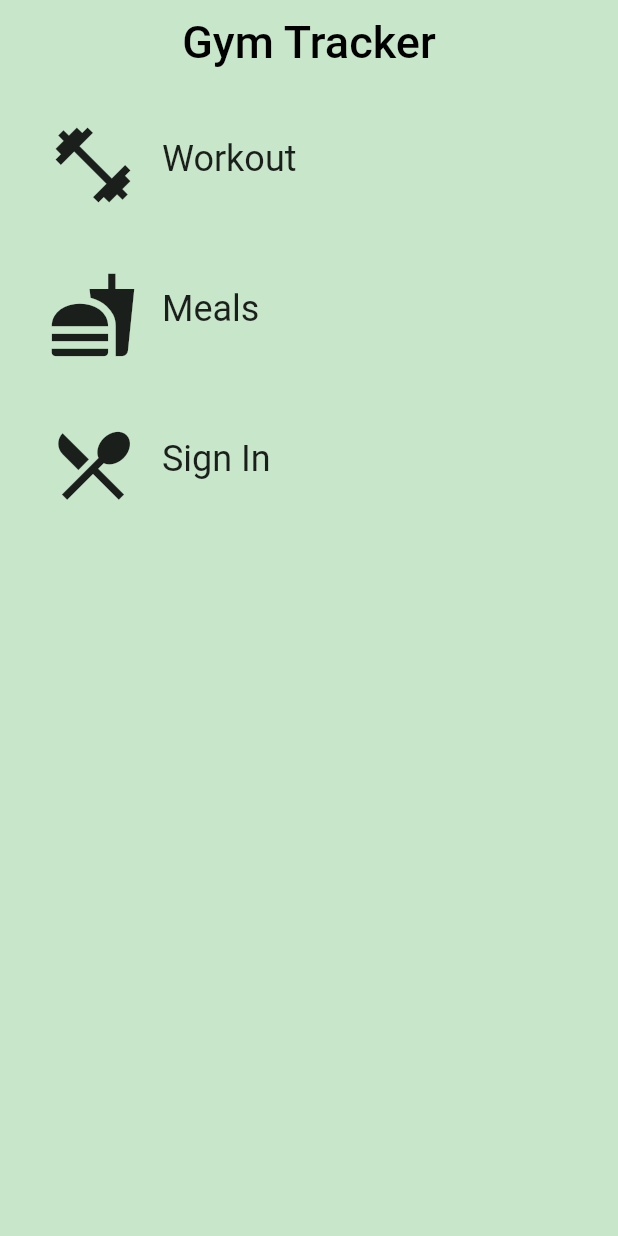
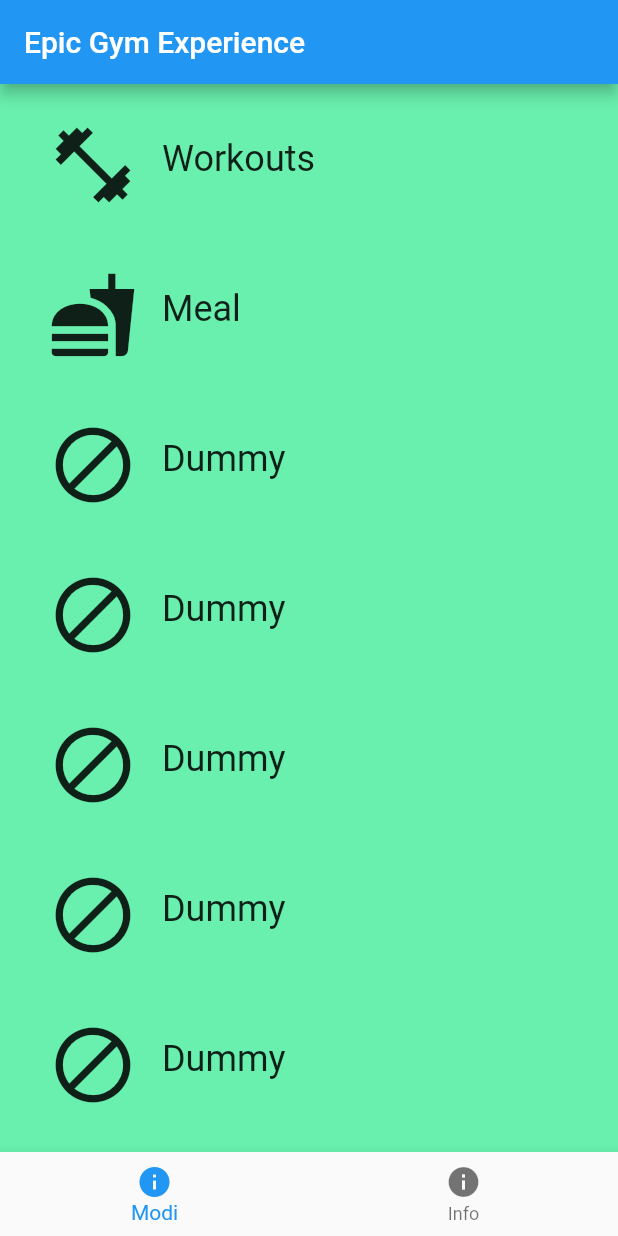
Before and after one commit to AnanjayaTyagi/FlutterFitBit, a Flutter app: the screen it shows after launch, on a phone screen of 412 x 824 dp. Run offline on Flutter 3.47's test engine with Material 2 defaults, Android fonts, the phone set to English and light mode, and no system bars.

Commit message:
basic restructuring

```diff
--- /dev/null
+++ b/epics_flutter_app/lib/MyHomePage.dart
@@ -0,0 +1,80 @@
+import 'package:flutter/material.dart';
+
+import 'package:epics_flutter_app/navigation_screens/info.dart';
+import 'package:epics_flutter_app/navigation_screens/Modi.dart';
+
+class MyHomePage extends StatefulWidget {
+  MyHomePage({Key key, this.title}) : super(key: key);
+
+  final String title;
+
+  @override
+  _MyHomePageState createState() => _MyHomePageState();
+}
+
+class _MyHomePageState extends State<MyHomePage> {
+
+  PageController _pageController;
+  var _page = 0;
+
+  @override
+  Widget build(BuildContext context) {
+    return Scaffold(
+      appBar: AppBar(
+        title: Text(widget.title),
+      ),
+      body: PageView(
+        children: <Widget>[
+          Modi(),
+          Info()
+        ],
+        controller: _pageController,
+        physics: BouncingScrollPhysics(),
+        onPageChanged: onPageChanged,
+      ),
+      bottomNavigationBar: BottomNavigationBar(
+        items: [
+          BottomNavigationBarItem(
+            icon: Icon(Icons.info),
+            title: Text("Modi"),
+          ),
+          BottomNavigationBarItem(
+            icon: Icon(Icons.info),
+            title: Text("Info"),
+          ),
+        ],
+        onTap: navigationTapped,
+        currentIndex: _page,
+      ),
+    );
+  }
+  ///
+  /// Bottom Navigation tap listener
+  ///
+  void navigationTapped(int page) {
+    _pageController.animateToPage(
+      page,
+      duration: Duration(milliseconds: 300),
+      curve: Curves.easeIn,
+    );
+  }
+
+  void onPageChanged(int page) {
+    setState(() {
+      this._page = page;
+    });
+  }
+
+  @override
+  void initState() {
+    super.initState();
+    _pageController = PageController();
+  }
+
+  @override
+  void dispose() {
+    super.dispose();
+    _pageController.dispose();
+  }
+
+}
--- a/epics_flutter_app/lib/category_route.dart
+++ /dev/null
@@ -1,107 +0,0 @@
-// Copyright 2018 The Chromium Authors. All rights reserved.
-// Use of this source code is governed by a BSD-style license that can be
-// found in the LICENSE file.
-
-import 'package:flutter/material.dart';
-
-import 'package:epics_flutter_app/category.dart';
-import 'package:epics_flutter_app/unit.dart';
-
-final _backgroundColor = Colors.green[100];
-
-/// Category Route (screen).
-///
-/// This is the 'home' screen of the Unit Converter. It shows a header and
-/// a list of [Categories].
-///
-/// While it is named CategoryRoute, a more apt name would be CategoryScreen,
-/// because it is responsible for the UI at the route's destination.
-class CategoryRoute extends StatefulWidget {
-  const CategoryRoute();
-
-  @override
-  _CategoryRouteState createState() => _CategoryRouteState();
-}
-
-class _CategoryRouteState extends State<CategoryRoute> {
-  final _categories = <Category>[];
-
-  static const _categoryNames = <String>[
-    'Workout',
-    'Meals',
-    'Sign In',
-  ];
-
-  static const _baseColors = <Color>[
-    Colors.teal,
-    Colors.orange,
-    Colors.blueAccent,
-  ];
-
-  static const _icons = <IconData> [
-    Icons.fitness_center,
-    Icons.fastfood,
-    Icons.local_dining,
-  ];
-
-  @override
-  void initState() {
-    super.initState();
-    for (var i = 0; i < _categoryNames.length; i++) {
-      _categories.add(Category(
-          name: _categoryNames[i],
-          color: _baseColors[i],
-          iconLocation: _icons[i],
-          units: _retrieveUnitList(_categoryNames[i])));
-    }
-  }
-
-  /// Makes the correct number of rows for the list view.
-  ///
-  /// For portrait, we construct a [ListView] from the list of category widgets.
-  Widget _buildCategoryWidgets() {
-    return ListView.builder(
-      itemBuilder: (BuildContext context, int index) => _categories[index],
-      itemCount: _categories.length,
-    );
-  }
-
-  /// Returns a list of mock [Unit]s.
-  List<Unit> _retrieveUnitList(String categoryName) {
-    return List.generate(10, (int i) {
-      i += 1;
-      return Unit(
-        name: '$categoryName Unit $i',
-        conversion: i.toDouble(),
-      );
-    });
-  }
-
-  @override
-  Widget build(BuildContext context) {
-
-    final listView = Container(
-      color: _backgroundColor,
-      padding: EdgeInsets.symmetric(horizontal: 8.0),
-      child: _buildCategoryWidgets(),
-    );
-
-    final appBar = AppBar(
-      elevation: 0.0,
-      title: Text(
-        'Gym Tracker',
-        style: TextStyle(
-          color: Colors.black,
-          fontSize: 30.0,
-        ),
-      ),
-      centerTitle: true,
-      backgroundColor: _backgroundColor,
-    );
-
-    return Scaffold(
-      appBar: appBar,
-      body: listView,
-    );
-  }
-}
--- a/epics_flutter_app/lib/main.dart
+++ b/epics_flutter_app/lib/main.dart
@@ -1,33 +1,19 @@
 import 'package:flutter/material.dart';
-import 'dart:async';
 
-import 'package:flutter/services.dart';
-import 'package:esense_flutter/esense.dart';
-// Copyright 2018 The Chromium Authors. All rights reserved.
-// Use of this source code is governed by a BSD-style license that can be
-// found in the LICENSE file.
+import 'package:epics_flutter_app/MyHomePage.dart';
 
-// You can use a relative import, i.e. `import 'category_route.dart;'` or
-// a package import, as shown below.
-// More details at http://dart-lang.github.io/linter/lints/avoid_relative_lib_imports.html
-import 'package:epics_flutter_app/category_route.dart';
+void main() => runApp(MyApp());
 
-/// The function that is called when main.dart is run.
-void main() {
-  runApp(GymTrackerApp());
-}
-
-/// This widget is the root of our application.
-///
-/// The first screen we see is a list [Categories].
-class GymTrackerApp extends StatelessWidget {
-
+class MyApp extends StatelessWidget {
+  // This widget is the root of your application.
   @override
   Widget build(BuildContext context) {
     return MaterialApp(
-      debugShowCheckedModeBanner: false,
-      title: 'Gym Tracker',
-      home: CategoryRoute(),
+      title: 'Epic Flutter Demonstration',
+      theme: ThemeData(
+        primarySwatch: Colors.blue,
+      ),
+      home: MyHomePage(title: 'Epic Gym Experience'),
     );
   }
 }
--- /dev/null
+++ b/epics_flutter_app/lib/navigation_screens/Modi.dart
@@ -0,0 +1,71 @@
+import 'package:flutter/material.dart';
+
+import 'package:epics_flutter_app/navigation_screens/Modus.dart';
+
+class Modi extends StatelessWidget {
+
+  static const _modiNames = <String>[
+    'Workouts',
+    'Meal',
+    'Dummy',
+    'Dummy',
+    'Dummy',
+    'Dummy',
+    'Dummy',
+    'Dummy',
+  ];
+
+  static const _baseColors = <Color>[
+    Colors.teal,
+    Colors.orange,
+    Colors.pinkAccent,
+    Colors.blueAccent,
+    Colors.yellow,
+    Colors.greenAccent,
+    Colors.purpleAccent,
+    Colors.red,
+  ];
+
+  static const _widgetIcons = <IconData>[
+    Icons.fitness_center,
+    Icons.fastfood,
+    Icons.block,
+    Icons.block,
+    Icons.block,
+    Icons.block,
+    Icons.block,
+    Icons.block,
+  ];
+
+  Widget _buildModiWidgets(List<Widget> modi) {
+    return ListView.builder(
+        itemBuilder: (BuildContext context, int index) => modi[index],
+        itemCount: modi.length
+    );
+  }
+
+  @override
+  Widget build (BuildContext context) {
+
+    final modi = <Modus>[];
+
+    for(var i = 0; i < _modiNames.length;i++) {
+      modi.add(Modus(
+        name: _modiNames[i],
+        color: _baseColors[i],
+        iconLocation: _widgetIcons[i],
+      ));
+    }
+
+    final listView = Container(
+      color: Colors.greenAccent,
+      padding: EdgeInsets.symmetric(horizontal: 8.0),
+      child: _buildModiWidgets(modi),
+    );
+
+    return Scaffold(
+      body: listView,
+    );
+
+  }
+}
--- a/epics_flutter_app/lib/category.dart
+++ b/epics_flutter_app/lib/navigation_screens/Modus.dart
@@ -1,14 +1,6 @@
-// Copyright 2018 The Chromium Authors. All rights reserved.
-// Use of this source code is governed by a BSD-style license that can be
-// found in the LICENSE file.
-
-// To keep your imports tidy, follow the ordering guidelines at
-// https://www.dartlang.org/guides/language/effective-dart/style#ordering
 import 'package:flutter/material.dart';
 // @required is defined in the meta.dart package
 import 'package:meta/meta.dart';
-import 'package:epics_flutter_app/unit.dart';
-import 'package:epics_flutter_app/converter_route.dart';
 
 // We use an underscore to indicate that these variables are private.
 // See https://www.dartlang.org/guides/language/effective-dart/design#libraries
@@ -19,11 +11,10 @@ final _borderRadius = BorderRadius.circular(_rowHeight / 2);
 ///
 /// The widget is composed on an [Icon] and [Text]. Tapping on the widget shows
 /// a colored [InkWell] animation.
-class Category extends StatelessWidget {
+class Modus extends StatelessWidget {
   final String name;
   final ColorSwatch color;
   final IconData iconLocation;
-  final List<Unit> units;
 
   /// Creates a [Category].
   ///
@@ -32,39 +23,19 @@ class Category extends StatelessWidget {
   // While the @required checks for whether a named parameter is passed in,
   // it doesn't check whether the object passed in is null. We check that
   // in the assert statement.
-  const Category({
+  const Modus({
     Key key,
     @required this.name,
     @required this.color,
     @required this.iconLocation,
-    @required this.units,
   })  : assert(name != null),
         assert(color != null),
         assert(iconLocation != null),
-        assert(units != null),
         super(key: key);
 
   /// Navigates to the [ConverterRoute].
   void _navigateToConverter(BuildContext context) {
-    Navigator.of(context).push(MaterialPageRoute<Null>(
-      builder: (BuildContext context) {
-        return Scaffold(
-          appBar: AppBar(
-            elevation: 1.0,
-            title: Text(
-              name,
-              style: Theme.of(context).textTheme.display1,
-            ),
-            centerTitle: true,
-            backgroundColor: color,
-          ),
-          body: ConverterRoute(
-            color: color,
-            units: units,
-          ),
-        );
-      },
-    ));
+    // TODO: Using the Navigator, navigate to the [ConverterRoute]
   }
 
   /// Builds a custom widget that shows [Category] information.
@@ -86,7 +57,10 @@ class Category extends StatelessWidget {
           splashColor: color,
           // We can use either the () => function() or the () { function(); }
           // syntax.
-          onTap: () => _navigateToConverter(context),
+          // TODO: Update this onTap property to call _navigateToConverter()
+          onTap: () {
+            print('I was tapped!');
+          },
           child: Padding(
             padding: EdgeInsets.all(8.0),
             child: Row(
--- a/epics_flutter_app/lib/unit.dart
+++ /dev/null
@@ -1,27 +0,0 @@
-// Copyright 2018 The Chromium Authors. All rights reserved.
-// Use of this source code is governed by a BSD-style license that can be
-// found in the LICENSE file.
-
-import 'package:meta/meta.dart';
-
-/// Information about a [Unit].
-class Unit {
-  final String name;
-  final double conversion;
-
-  /// A [Unit] stores its name and conversion factor.
-  ///
-  /// An example would be 'Meter' and '1.0'.
-  const Unit({
-    @required this.name,
-    @required this.conversion,
-  })  : assert(name != null),
-        assert(conversion != null);
-
-  /// Creates a [Unit] from a JSON object.
-  Unit.fromJson(Map jsonMap)
-      : assert(jsonMap['name'] != null),
-        assert(jsonMap['conversion'] != null),
-        name = jsonMap['name'],
-        conversion = jsonMap['conversion'].toDouble();
-}
```
Also changed, not shown: epics_flutter_app/lib/converter_route.dart (deleted, +0 -64 lines), epics_flutter_app/lib/navigation_screens/info.dart (added, +55 -0 lines).
